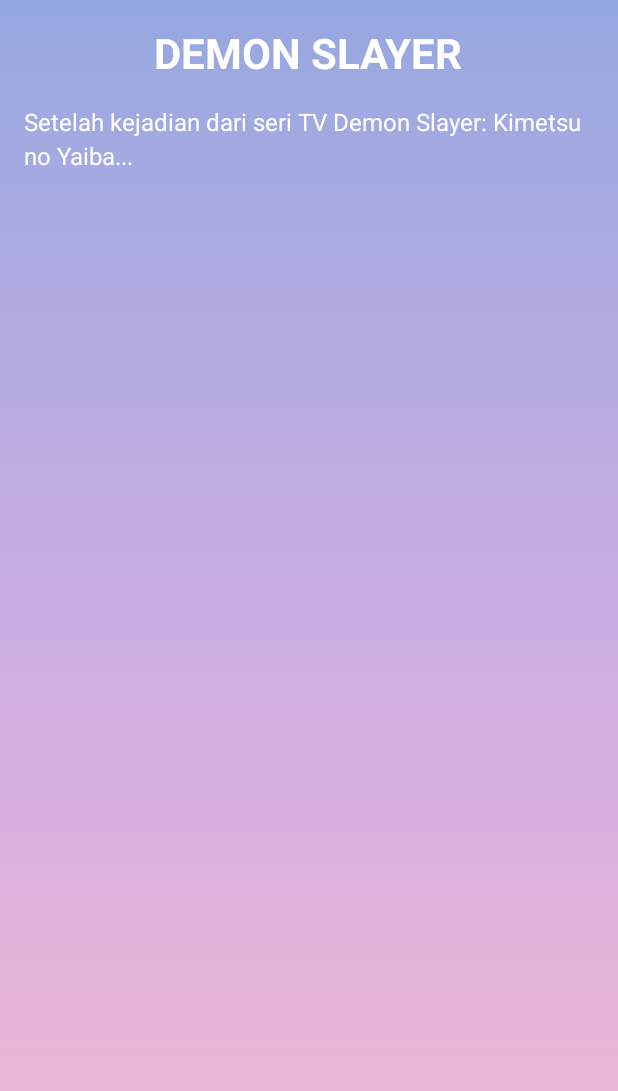
After one commit to CalvinSentosa/AnimeDXD, an Android app: the fragment DemonSynopsisFragment shown on its own in the app's theme, on a phone screen of 412 x 824 dp. The commit adds this screen. Shown: the top 1091 px of the screen. Run offline under Robolectric (Android 15) with nearby library versions, the phone set to English and light mode, and no system bars.

Commit message:
Demon Slayer Detail Init

```diff
--- /dev/null
+++ b/app/src/main/java/com/example/animedxd/DemonSynopsisFragment.java
@@ -0,0 +1,19 @@
+package com.example.animedxd;
+
+import android.os.Bundle;
+import android.view.LayoutInflater;
+import android.view.View;
+import android.view.ViewGroup;
+
+import androidx.annotation.NonNull;
+import androidx.annotation.Nullable;
+import androidx.fragment.app.Fragment;
+
+public class DemonSynopsisFragment extends Fragment {
+    @Nullable
+    @Override
+    public View onCreateView(@NonNull LayoutInflater inflater, @Nullable ViewGroup container,
+                             @Nullable Bundle savedInstanceState) {
+        return inflater.inflate(R.layout.demon_fragment_synopsis, container, false);
+    }
+}
--- a/app/src/main/java/com/example/animedxd/ListFragment.java
+++ b/app/src/main/java/com/example/animedxd/ListFragment.java
@@ -90,8 +90,7 @@
         animeList.add(new AnimeItem(R.drawable.demonslayer, "DEMON SLAYER", 4, "Demon Slayer, atau Kimetsu no Yaiba...", "Horror"));
         animeList.add(new AnimeItem(R.drawable.haikyuu, "HAIKYUU", 4, "Haikyuu bercerita tentang Shoyo Hinata...", "Sport"));
         animeList.add(new AnimeItem(R.drawable.jujutsu, "JUJUTSU KAISEN", 4, "Cerita tentang kutukan dan penyihir...", "Action"));
-        listRecyclerView.setAdapter(new AnimeListAdapter(animeList));
-
+        listRecyclerView.setAdapter(new AnimeListAdapter(requireContext(), animeList));
         return view;
     }
 
--- /dev/null
+++ b/app/src/main/res/layout/demon_fragment_synopsis.xml
@@ -0,0 +1,33 @@
+<?xml version="1.0" encoding="utf-8"?>
+<ScrollView xmlns:android="http://schemas.android.com/apk/res/android"
+    android:layout_width="match_parent"
+    android:layout_height="match_parent"
+    android:padding="16dp"
+    android:background="@drawable/gradient_background">
+
+    <LinearLayout
+        android:orientation="vertical"
+        android:layout_width="match_parent"
+        android:layout_height="wrap_content">
+
+        <TextView
+            android:id="@+id/title"
+            android:layout_width="wrap_content"
+            android:layout_height="wrap_content"
+            android:text="DEMON SLAYER"
+            android:textSize="28sp"
+            android:textStyle="bold"
+            android:textColor="@android:color/white"
+            android:layout_gravity="center"
+            android:layout_marginBottom="16dp"/>
+
+        <TextView
+            android:id="@+id/synopsisText"
+            android:layout_width="match_parent"
+            android:layout_height="wrap_content"
+            android:textColor="@android:color/white"
+            android:textSize="16sp"
+            android:text="Setelah kejadian dari seri TV Demon Slayer: Kimetsu no Yaiba..."
+            android:lineSpacingExtra="4dp"/>
+    </LinearLayout>
+</ScrollView>
```
Also changed, not shown: app/src/main/java/com/example/animedxd/AnimeListAdapter.java (+36 -22 lines), app/src/main/java/com/example/animedxd/DemonClipFragment.java (added, +19 -0 lines), app/src/main/java/com/example/animedxd/DemonDetailActivity.java (added, +27 -0 lines), app/src/main/java/com/example/animedxd/DemonDetailPageAdapter.java (added, +28 -0 lines), app/src/main/java/com/example/animedxd/DemonReviewFragment.java (added, +19 -0 lines), app/src/main/res/layout/demon_activity_detail.xml (added, +22 -0 lines), app/src/main/res/layout/demon_fragment_clip.xml (added, +71 -0 lines), app/src/main/res/layout/demon_fragment_review.xml (added, +68 -0 lines).
